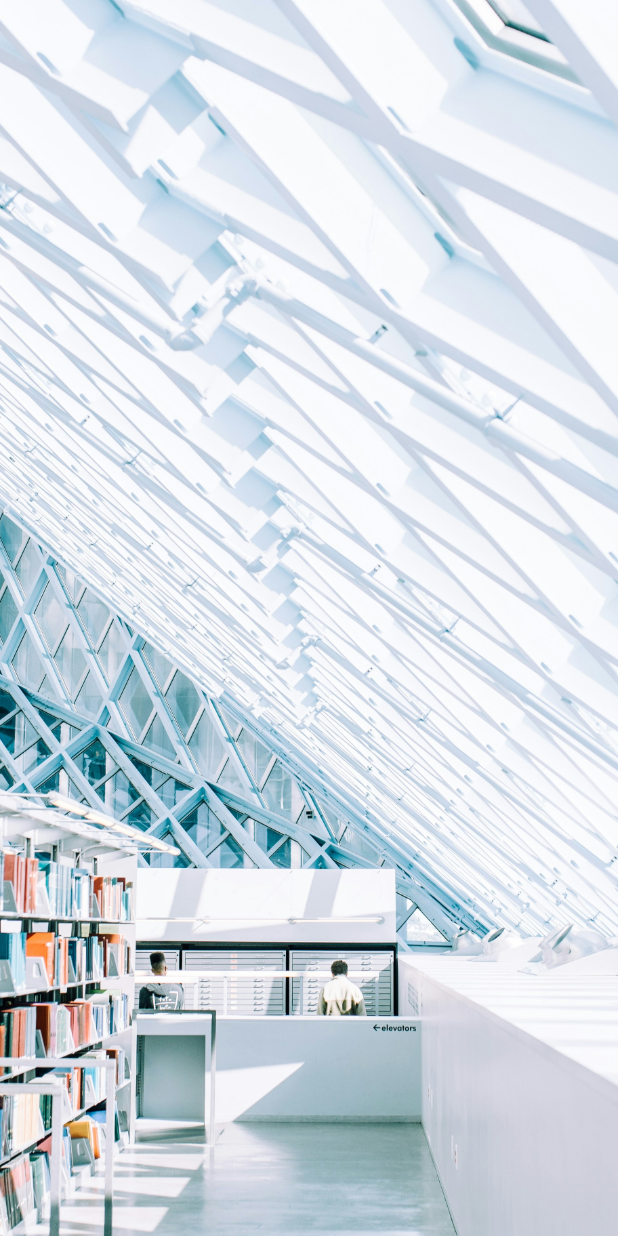
After one commit to ZrinkaCvitanovic/KnjizniceGradaZagreba, a Flutter app: the LoginPage screen opened directly, on a phone screen of 412 x 824 dp. The commit adds this screen. Run offline on Flutter 3.47's test engine with Material 3 defaults, Android fonts, the phone set to English and light mode, and no system bars; our stand-ins replace csv, dio, flutter_riverpod; missing offline and left inert: dart:html, universal_html.

Commit message:
radna verzija: exporti ne rade

```diff
--- /dev/null
+++ b/app/lib/pages/login_page.dart
@@ -0,0 +1,30 @@
+import 'dart:ui';
+
+import 'package:flutter/material.dart';
+import 'package:web_library_fe/pages/home_page.dart';
+import 'package:web_library_fe/pages/start_page.dart';
+import 'package:universal_html/html.dart' as html;
+
+class LoginPage extends StatelessWidget {
+  const LoginPage({super.key});
+
+  @override
+  Widget build(BuildContext context) {
+    html.document.title = 'Login page';
+    html.MetaElement description = html.MetaElement();
+    description.name = 'Zrinka Cvitanović';
+    description.content = 'Login stranica';
+    html.document.head?.append(description);
+    return Scaffold(
+      body: Container(
+        width: double.maxFinite,
+        decoration: const BoxDecoration(
+          image: DecorationImage(
+            image: AssetImage("assets/images/background.jpg"),
+            fit: BoxFit.cover,
+          ),
+        ),
+      ),
+    );
+  }
+}
--- a/app/lib/pages/start_page.dart
+++ b/app/lib/pages/start_page.dart
@@ -80,9 +80,9 @@ class StartPage extends StatelessWidget {
                               vertical: 20, horizontal: 120),
                         ),
                         onPressed: () {
-                          Navigator.pushNamed(context, '/datatable');
+                          Navigator.pushNamed(context, '/login');
                         },
-                        child: const Text('Pretraga'),
+                        child: const Text('Prijava'),
                       ),
                     ],
                   ),
@@ -97,7 +97,7 @@ class StartPage extends StatelessWidget {
 
   void _redirectToHomePage(final BuildContext context) {
     Navigator.of(context).push(
-      MaterialPageRoute(builder: (_) => const HomePage()),
+      MaterialPageRoute(builder: (_) => const LoginPage()),
     );
   }
 }
--- a/openapi.json
+++ b/openapi.json
@@ -177,7 +177,7 @@
                         "description": "Availability of Wifi",
                         "schema": {
                             "type": "string"
-                        },
+                        }
                     }
                 ],
                 "responses": {
@@ -218,7 +218,7 @@
                         "description": "The address of the libraries",
                         "schema": {
                             "type": "string"
-                        },
+                        }
                     }
                 ],
                 "responses": {
```
Also changed, not shown: 1 other file.
